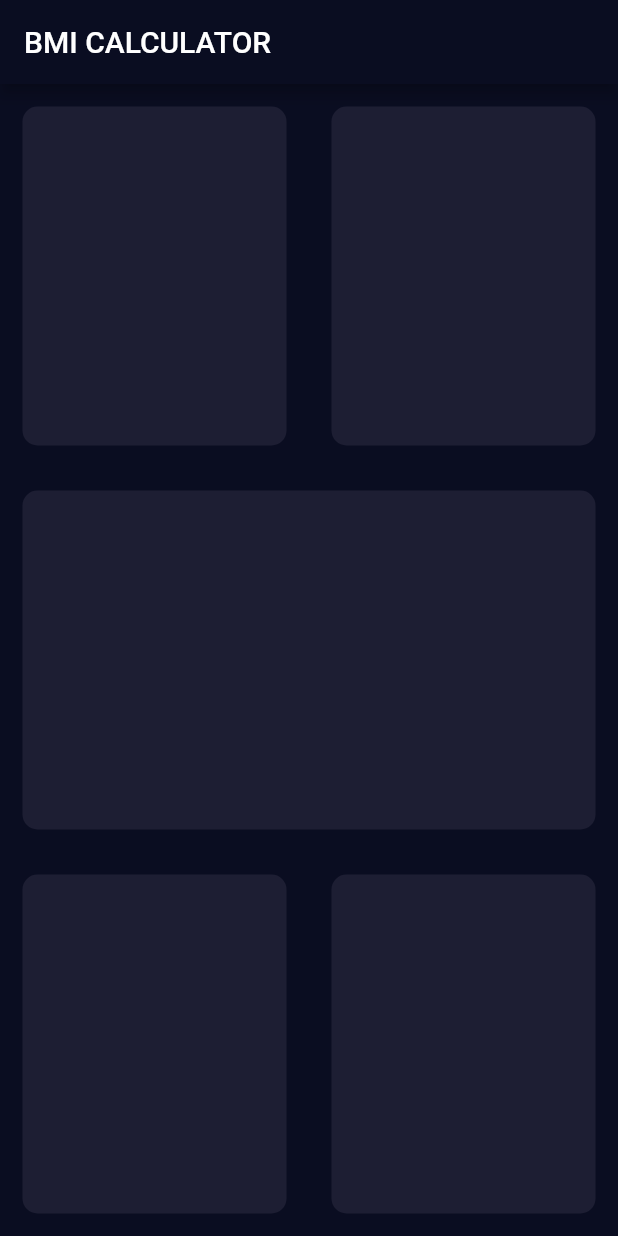
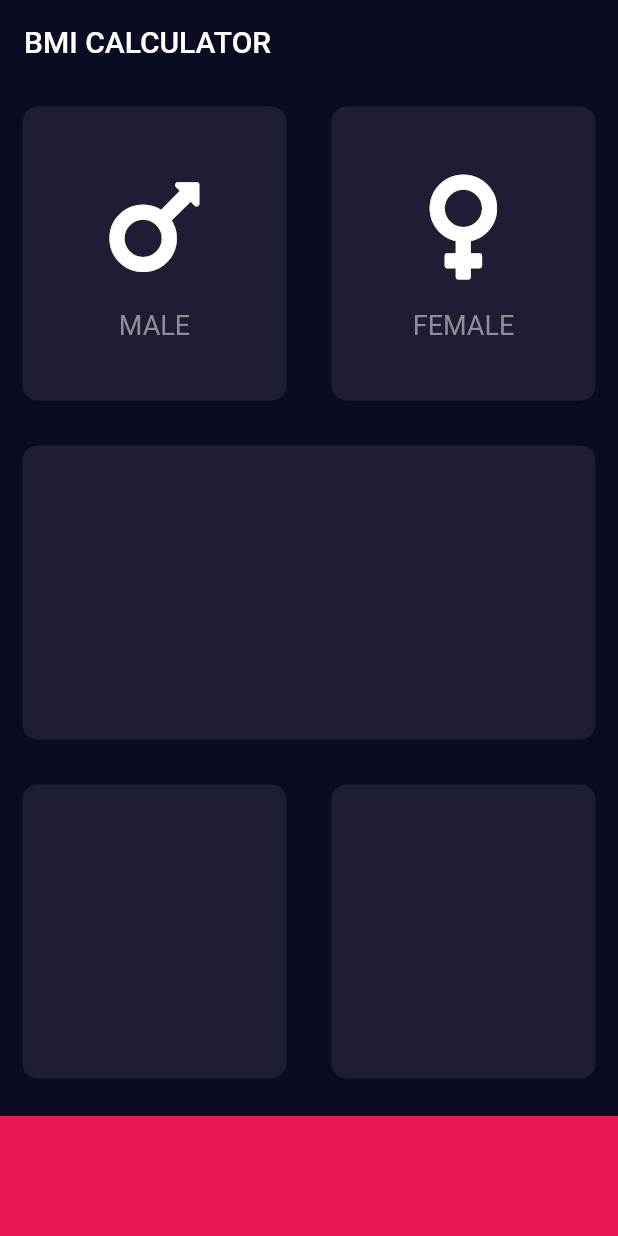
Before and after one commit to shyss18/flutter, a Flutter app: the screen it shows after launch, on a phone screen of 412 x 824 dp. Run offline on Flutter 3.47's test engine with Material 2 defaults, Android fonts, the phone set to English and light mode, and no system bars; our stand-ins replace audioplayers, font_awesome_flutter, rflutter_alert.

Commit message:
added custom widgets

```diff
--- /dev/null
+++ b/bmi_calculator/lib/gender_pick.dart
@@ -0,0 +1,37 @@
+import 'package:flutter/material.dart';
+
+const iconSize = 80.0;
+const spacing = 15.0;
+
+const fontSize = 18.0;
+const fontColor = Color(0xFF8D8E98);
+
+class GenderPickWidget extends StatelessWidget {
+  final String text;
+  final IconData icon;
+
+  GenderPickWidget({@required this.text, @required this.icon});
+
+  @override
+  Widget build(BuildContext context) {
+    return Column(
+      mainAxisAlignment: MainAxisAlignment.center,
+      children: <Widget>[
+        Icon(
+          icon,
+          size: iconSize,
+        ),
+        SizedBox(
+          height: spacing,
+        ),
+        Text(
+          text,
+          style: TextStyle(
+            fontSize: fontSize,
+            color: fontColor,
+          ),
+        ),
+      ],
+    );
+  }
+}
--- a/bmi_calculator/lib/input_page.dart
+++ b/bmi_calculator/lib/input_page.dart
@@ -1,4 +1,12 @@
 import 'package:flutter/material.dart';
+import 'package:font_awesome_flutter/font_awesome_flutter.dart';
+
+import 'gender_pick.dart';
+import 'reusable_card.dart';
+
+const bottomContainerHeight = 80.0;
+const activeCardColor = Color(0xFF1D1E33);
+const containerBackroundColor = Color(0xFFEA1555);
 
 class InputPage extends StatefulWidget {
   @override
@@ -18,49 +26,45 @@ class _InputPageState extends State<InputPage> {
             child: Row(
               children: <Widget>[
                 ReusableCard(
-                  backgroundColor: Color(0xFF1D1E33),
+                  backgroundColor: activeCardColor,
+                  cardChild: GenderPickWidget(
+                    text: 'MALE',
+                    icon: FontAwesomeIcons.mars,
+                  ),
                 ),
                 ReusableCard(
-                  backgroundColor: Color(0xFF1D1E33),
+                  backgroundColor: activeCardColor,
+                  cardChild: GenderPickWidget(
+                    text: 'FEMALE',
+                    icon: FontAwesomeIcons.venus,
+                  ),
                 ),
               ],
             ),
           ),
           ReusableCard(
-            backgroundColor: Color(0xFF1D1E33),
+            backgroundColor: activeCardColor,
           ),
           Expanded(
             child: Row(
               children: <Widget>[
                 ReusableCard(
-                  backgroundColor: Color(0xFF1D1E33),
+                  backgroundColor: activeCardColor,
                 ),
                 ReusableCard(
-                  backgroundColor: Color(0xFF1D1E33),
+                  backgroundColor: activeCardColor,
                 ),
               ],
             ),
+          ),
+          Container(
+            color: containerBackroundColor,
+            margin: EdgeInsets.only(top: 10.0),
+            width: double.infinity,
+            height: bottomContainerHeight,
           ),
         ],
       ),
     );
   }
 }
-
-class ReusableCard extends StatelessWidget {
-  final Color backgroundColor;
-
-  ReusableCard({@required this.backgroundColor});
-  @override
-  Widget build(BuildContext context) {
-    return Expanded(
-      child: Container(
-        margin: EdgeInsets.all(15.0),
-        decoration: BoxDecoration(
-          color: backgroundColor,
-          borderRadius: BorderRadius.circular(10.0),
-        ),
-      ),
-    );
-  }
-}
--- /dev/null
+++ b/bmi_calculator/lib/reusable_card.dart
@@ -0,0 +1,24 @@
+import 'package:flutter/material.dart';
+
+const margin = 15.0;
+const borderRadius = 10.0;
+
+class ReusableCard extends StatelessWidget {
+  final Color backgroundColor;
+  final Widget cardChild;
+
+  ReusableCard({@required this.backgroundColor, this.cardChild});
+  @override
+  Widget build(BuildContext context) {
+    return Expanded(
+      child: Container(
+        child: cardChild,
+        margin: EdgeInsets.all(margin),
+        decoration: BoxDecoration(
+          color: backgroundColor,
+          borderRadius: BorderRadius.circular(borderRadius),
+        ),
+      ),
+    );
+  }
+}
--- a/bmi_calculator/pubspec.yaml
+++ b/bmi_calculator/pubspec.yaml
@@ -11,6 +11,7 @@ dependencies:
     sdk: flutter
 
   cupertino_icons: ^0.1.2
+  font_awesome_flutter: ^8.8.1
 
 dev_dependencies:
   flutter_test:
```
Also changed, not shown: 1 other file.
